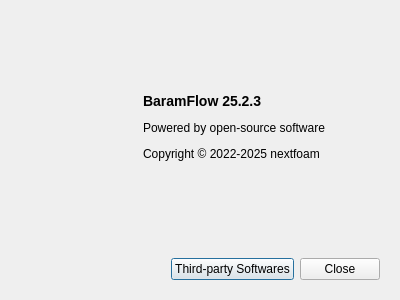
Old version of the form baramFlow/view/main_window/menu/help/about_dialog.ui in the repository nextfoam/baram.
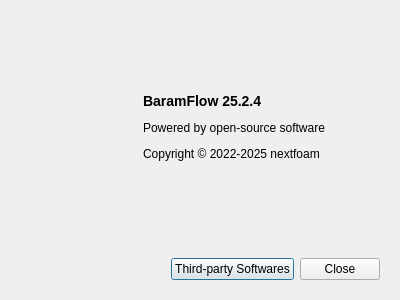
New version of the form.

```diff
--- a/baramFlow/view/main_window/menu/help/about_dialog.ui
+++ b/baramFlow/view/main_window/menu/help/about_dialog.ui
@@ -90,7 +90,7 @@
          </sizepolicy>
         </property>
         <property name="text">
-         <string>&lt;p&gt;&lt;b&gt;&lt;font size=&quot;4&quot;&gt;BaramFlow 25.2.3&lt;/font&gt;&lt;/b&gt;&lt;/p&gt;
+         <string>&lt;p&gt;&lt;b&gt;&lt;font size=&quot;4&quot;&gt;BaramFlow 25.2.4&lt;/font&gt;&lt;/b&gt;&lt;/p&gt;
 
 &lt;p&gt;Powered by open-source software&lt;/p&gt;
 
```
